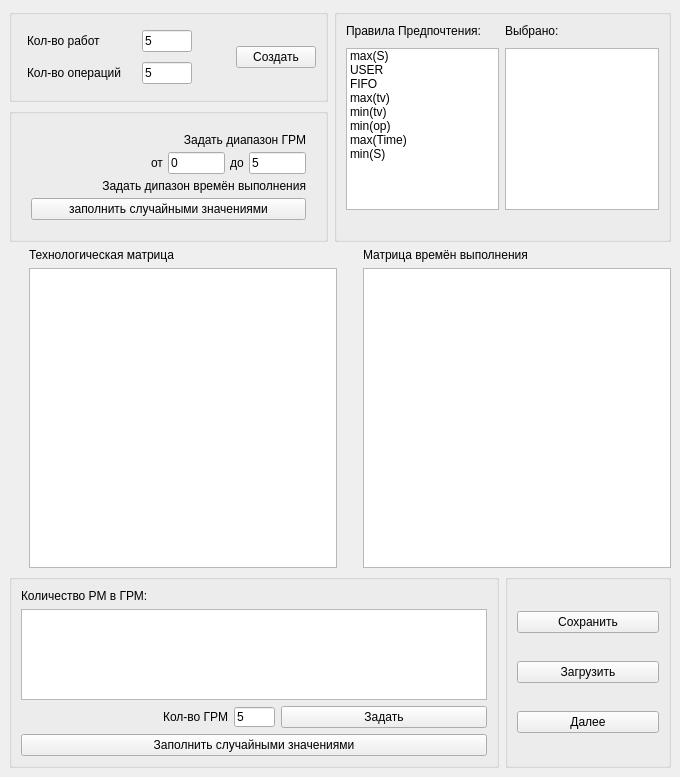
Before: the Qt Designer form mainwindow.ui in zelpold/schedule, drawn with Qt 5.
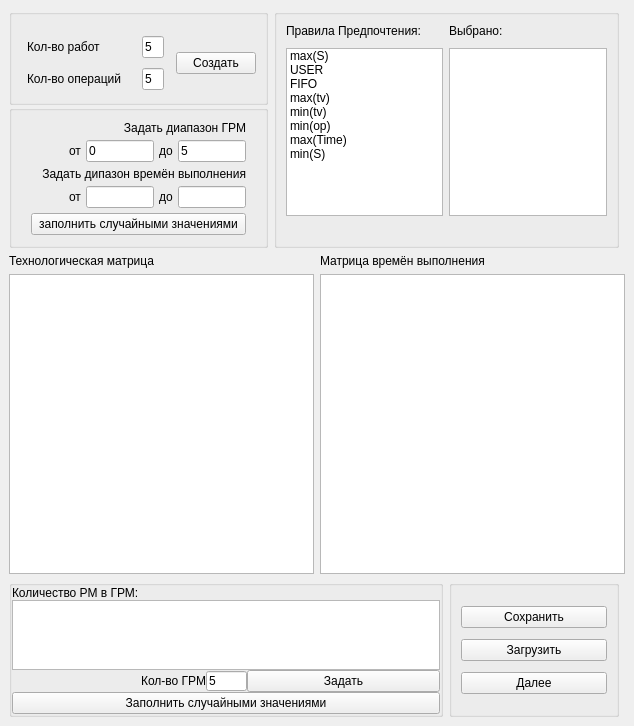
After: the same form once the commit is applied.

```diff
--- a/mainwindow.ui
+++ b/mainwindow.ui
@@ -6,8 +6,8 @@
    <rect>
     <x>0</x>
     <y>0</y>
-    <width>680</width>
-    <height>777</height>
+    <width>634</width>
+    <height>726</height>
    </rect>
   </property>
   <property name="windowTitle">
@@ -19,12 +19,33 @@
      <layout class="QGridLayout" name="gridLayout_2">
       <item row="2" column="0" colspan="2">
        <widget class="QGroupBox" name="groupBox_5">
+        <property name="maximumSize">
+         <size>
+          <width>16777215</width>
+          <height>157</height>
+         </size>
+        </property>
         <property name="title">
          <string/>
         </property>
         <layout class="QHBoxLayout" name="horizontalLayout_8">
+         <property name="leftMargin">
+          <number>0</number>
+         </property>
+         <property name="topMargin">
+          <number>0</number>
+         </property>
+         <property name="rightMargin">
+          <number>0</number>
+         </property>
+         <property name="bottomMargin">
+          <number>0</number>
+         </property>
          <item>
           <layout class="QVBoxLayout" name="verticalLayout_9">
+           <property name="spacing">
+            <number>0</number>
+           </property>
            <item>
             <widget class="QLabel" name="label_8">
              <property name="text">
@@ -33,7 +54,14 @@
             </widget>
            </item>
            <item>
-            <widget class="QTableWidget" name="matrix3"/>
+            <widget class="QTableWidget" name="matrix3">
+             <property name="maximumSize">
+              <size>
+               <width>16777215</width>
+               <height>80</height>
+              </size>
+             </property>
+            </widget>
            </item>
            <item>
             <layout class="QHBoxLayout" name="horizontalLayout_7">
@@ -83,6 +111,9 @@
       </item>
       <item row="0" column="0">
        <layout class="QVBoxLayout" name="verticalLayout_8">
+        <property name="spacing">
+         <number>0</number>
+        </property>
         <item>
          <widget class="QGroupBox" name="groupBox">
           <property name="sizeIncrement">
@@ -95,6 +126,9 @@
            <string/>
           </property>
           <layout class="QHBoxLayout" name="horizontalLayout">
+           <property name="bottomMargin">
+            <number>0</number>
+           </property>
            <item>
             <layout class="QFormLayout" name="formLayout">
              <property name="sizeConstraint">
@@ -171,19 +205,6 @@
            </item>
            <item>
             <layout class="QVBoxLayout" name="verticalLayout_7">
-             <item>
-              <spacer name="verticalSpacer">
-               <property name="orientation">
-                <enum>Qt::Vertical</enum>
-               </property>
-               <property name="sizeHint" stdset="0">
-                <size>
-                 <width>20</width>
-                 <height>40</height>
-                </size>
-               </property>
-              </spacer>
-             </item>
              <item>
               <widget class="QPushButton" name="creatematrix">
                <property name="text">
@@ -191,43 +212,23 @@
                </property>
               </widget>
              </item>
-             <item>
-              <spacer name="verticalSpacer_2">
-               <property name="orientation">
-                <enum>Qt::Vertical</enum>
-               </property>
-               <property name="sizeHint" stdset="0">
-                <size>
-                 <width>20</width>
-                 <height>40</height>
-                </size>
-               </property>
-              </spacer>
-             </item>
             </layout>
            </item>
           </layout>
          </widget>
         </item>
-        <item>
-         <spacer name="verticalSpacer_3">
-          <property name="orientation">
-           <enum>Qt::Vertical</enum>
-          </property>
-          <property name="sizeHint" stdset="0">
-           <size>
-            <width>20</width>
-            <height>40</height>
-           </size>
-          </property>
-         </spacer>
-        </item>
         <item>
          <widget class="QGroupBox" name="groupBox_3">
           <property name="title">
            <string/>
           </property>
           <layout class="QHBoxLayout" name="horizontalLayout_5">
+           <property name="topMargin">
+            <number>0</number>
+           </property>
+           <property name="bottomMargin">
+            <number>0</number>
+           </property>
            <item>
             <layout class="QVBoxLayout" name="verticalLayout_2">
              <property name="spacing">
@@ -255,11 +256,24 @@
              <item>
               <layout class="QHBoxLayout" name="horizontalLayout_4">
                <property name="leftMargin">
-                <number>120</number>
+                <number>0</number>
                </property>
                <property name="rightMargin">
                 <number>0</number>
                </property>
+               <item>
+                <spacer name="horizontalSpacer_4">
+                 <property name="orientation">
+                  <enum>Qt::Horizontal</enum>
+                 </property>
+                 <property name="sizeHint" stdset="0">
+                  <size>
+                   <width>40</width>
+                   <height>20</height>
+                  </size>
+                 </property>
+                </spacer>
+               </item>
                <item>
                 <widget class="QLabel" name="label_4">
                  <property name="text">
@@ -269,6 +283,12 @@
                </item>
                <item>
                 <widget class="QLineEdit" name="randomBorderTmLeft">
+                 <property name="maximumSize">
+                  <size>
+                   <width>70</width>
+                   <height>16777215</height>
+                  </size>
+                 </property>
                  <property name="text">
                   <string>0</string>
                  </property>
@@ -283,6 +303,12 @@
                </item>
                <item>
                 <widget class="QLineEdit" name="randomBorderTmRight">
+                 <property name="maximumSize">
+                  <size>
+                   <width>70</width>
+                   <height>16777215</height>
+                  </size>
+                 </property>
                  <property name="text">
                   <string>5</string>
                  </property>
@@ -297,6 +323,60 @@
                </property>
               </widget>
              </item>
+             <item>
+              <layout class="QHBoxLayout" name="horizontalLayout_9">
+               <property name="leftMargin">
+                <number>0</number>
+               </property>
+               <item>
+                <spacer name="horizontalSpacer_5">
+                 <property name="orientation">
+                  <enum>Qt::Horizontal</enum>
+                 </property>
+                 <property name="sizeHint" stdset="0">
+                  <size>
+                   <width>40</width>
+                   <height>20</height>
+                  </size>
+                 </property>
+                </spacer>
+               </item>
+               <item>
+                <widget class="QLabel" name="label_14">
+                 <property name="text">
+                  <string>от</string>
+                 </property>
+                </widget>
+               </item>
+               <item>
+                <widget class="QLineEdit" name="min_t">
+                 <property name="maximumSize">
+                  <size>
+                   <width>70</width>
+                   <height>16777215</height>
+                  </size>
+                 </property>
+                </widget>
+               </item>
+               <item>
+                <widget class="QLabel" name="label_13">
+                 <property name="text">
+                  <string>до</string>
+                 </property>
+                </widget>
+               </item>
+               <item>
+                <widget class="QLineEdit" name="max_t">
+                 <property name="maximumSize">
+                  <size>
+                   <width>70</width>
+                   <height>16777215</height>
+                  </size>
+                 </property>
+                </widget>
+               </item>
+              </layout>
+             </item>
              <item>
               <widget class="QPushButton" name="randomtm">
                <property name="text">
@@ -311,44 +391,14 @@
         </item>
        </layout>
       </item>
-      <item row="2" column="2">
-       <widget class="QGroupBox" name="groupBox_6">
-        <property name="title">
-         <string/>
-        </property>
-        <layout class="QVBoxLayout" name="verticalLayout_10">
-         <item>
-          <widget class="QPushButton" name="saveButton">
-           <property name="text">
-            <string>Сохранить</string>
-           </property>
-          </widget>
-         </item>
-         <item>
-          <widget class="QPushButton" name="loadButton">
-           <property name="text">
-            <string>Загрузить</string>
-           </property>
-          </widget>
-         </item>
-         <item>
-          <widget class="QPushButton" name="next">
-           <property name="minimumSize">
-            <size>
-             <width>0</width>
-             <height>0</height>
-            </size>
-           </property>
-           <property name="text">
-            <string>Далее</string>
-           </property>
-          </widget>
-         </item>
-        </layout>
-       </widget>
-      </item>
       <item row="0" column="1" colspan="2">
        <widget class="QGroupBox" name="groupBox_2">
+        <property name="maximumSize">
+         <size>
+          <width>16777215</width>
+          <height>250</height>
+         </size>
+        </property>
         <property name="title">
          <string/>
         </property>
@@ -468,9 +518,61 @@
         </layout>
        </widget>
       </item>
-      <item row="1" column="0" colspan="3">
+      <item row="2" column="2">
+       <widget class="QGroupBox" name="groupBox_6">
+        <property name="title">
+         <string/>
+        </property>
+        <layout class="QVBoxLayout" name="verticalLayout_10">
+         <property name="spacing">
+          <number>0</number>
+         </property>
+         <item>
+          <widget class="QPushButton" name="saveButton">
+           <property name="text">
+            <string>Сохранить</string>
+           </property>
+          </widget>
+         </item>
+         <item>
+          <widget class="QPushButton" name="loadButton">
+           <property name="text">
+            <string>Загрузить</string>
+           </property>
+          </widget>
+         </item>
+         <item>
+          <widget class="QPushButton" name="next">
+           <property name="minimumSize">
+            <size>
+             <width>0</width>
+             <height>0</height>
+            </size>
+           </property>
+           <property name="text">
+            <string>Далее</string>
+           </property>
+          </widget>
+         </item>
+        </layout>
+       </widget>
+      </item>
+      <item row="2" column="3">
+       <spacer name="horizontalSpacer_3">
+        <property name="orientation">
+         <enum>Qt::Horizontal</enum>
+        </property>
+        <property name="sizeHint" stdset="0">
+         <size>
+          <width>40</width>
+          <height>20</height>
+         </size>
+        </property>
+       </spacer>
+      </item>
+      <item row="1" column="0" colspan="4">
        <layout class="QGridLayout" name="gridLayout">
-        <item row="1" column="4">
+        <item row="1" column="2">
          <widget class="QTableWidget" name="matrix2">
           <property name="minimumSize">
            <size>
@@ -481,38 +583,6 @@
          </widget>
         </item>
         <item row="1" column="1">
-         <spacer name="horizontalSpacer_3">
-          <property name="orientation">
-           <enum>Qt::Horizontal</enum>
-          </property>
-          <property name="sizeType">
-           <enum>QSizePolicy::Minimum</enum>
-          </property>
-          <property name="sizeHint" stdset="0">
-           <size>
-            <width>20</width>
-            <height>20</height>
-           </size>
-          </property>
-         </spacer>
-        </item>
-        <item row="1" column="3">
-         <spacer name="horizontalSpacer_4">
-          <property name="orientation">
-           <enum>Qt::Horizontal</enum>
-          </property>
-          <property name="sizeType">
-           <enum>QSizePolicy::Minimum</enum>
-          </property>
-          <property name="sizeHint" stdset="0">
-           <size>
-            <width>20</width>
-            <height>20</height>
-           </size>
-          </property>
-         </spacer>
-        </item>
-        <item row="1" column="2">
          <widget class="QTableWidget" name="matrix1">
           <property name="minimumSize">
            <size>
@@ -523,19 +593,19 @@
          </widget>
         </item>
         <item row="0" column="2">
-         <widget class="QLabel" name="label_10">
-          <property name="text">
-           <string>Технологическая матрица</string>
-          </property>
-         </widget>
-        </item>
-        <item row="0" column="4">
          <widget class="QLabel" name="label_11">
           <property name="text">
            <string>Матрица времён выполнения</string>
           </property>
          </widget>
         </item>
+        <item row="0" column="1">
+         <widget class="QLabel" name="label_10">
+          <property name="text">
+           <string>Технологическая матрица</string>
+          </property>
+         </widget>
+        </item>
        </layout>
       </item>
      </layout>
```
